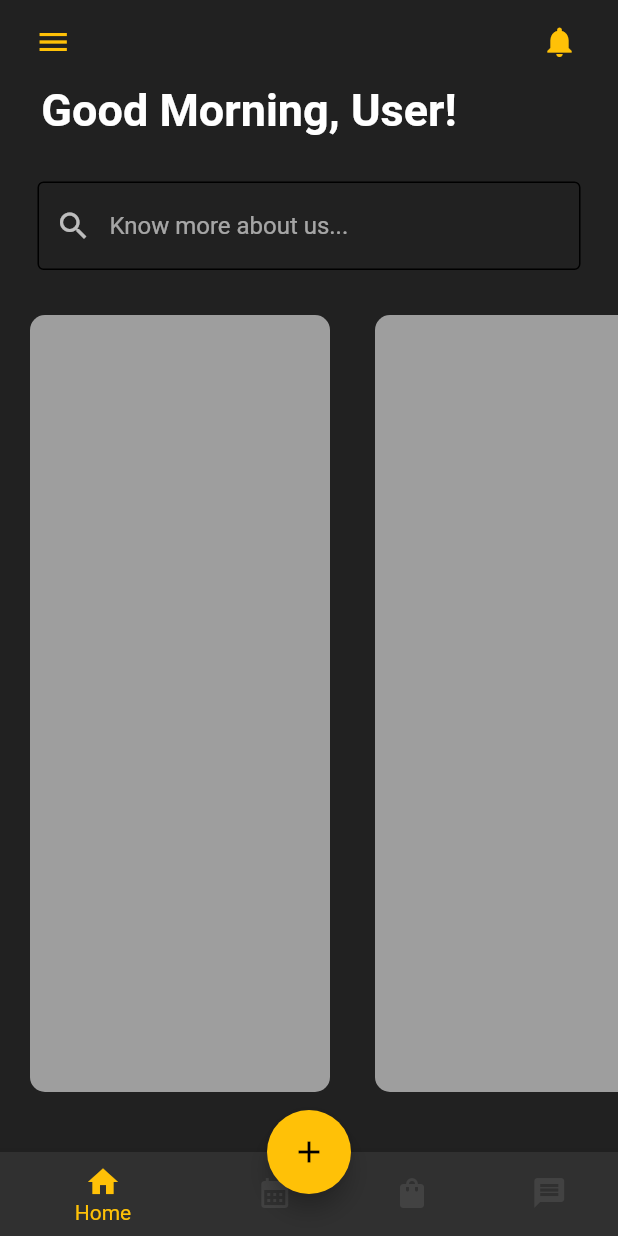
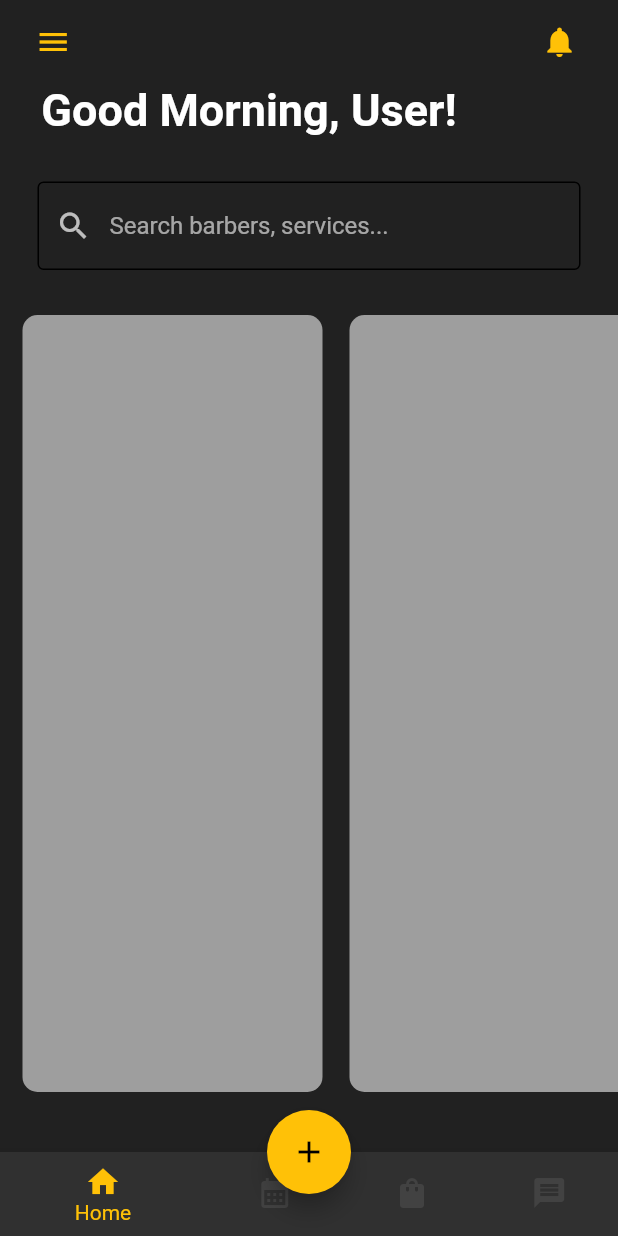
Before and after one commit to alephmanuel/CutzClubApp, a Flutter app: the screen it shows after launch, on a phone screen of 412 x 824 dp. Run offline on Flutter 3.47's test engine with Material 2 defaults, Android fonts, the light colour scheme and no system bars.

Commit message:
Background color change, search bar text hint.

```diff
--- a/flutter_demo/lib/Pages/Appointment.dart
+++ b/flutter_demo/lib/Pages/Appointment.dart
@@ -14,7 +14,7 @@ class _AppointmentPageState extends State<AppointmentPage> {
   Widget build(BuildContext context) {
     return Scaffold
     (
-
+      backgroundColor: Colors.grey[900],
     );
   }
 }
--- a/flutter_demo/lib/Pages/Home.dart
+++ b/flutter_demo/lib/Pages/Home.dart
@@ -41,10 +41,10 @@ class _HomePageState extends State<HomePage> {
             child: TextField(
               decoration: InputDecoration(
                 prefixIcon: Icon(Icons.search), // Add icon inside search bar and behind text field
-                hintText: 'Know more about us...',
+                hintText: 'Search barbers, services...',
                 enabledBorder: OutlineInputBorder(),
                 focusedBorder: OutlineInputBorder(),
-              )
+              ),
             ),
           ),
 
@@ -56,7 +56,7 @@ class _HomePageState extends State<HomePage> {
               scrollDirection: Axis.horizontal,
               children: [
                 Padding(
-                  padding: EdgeInsets.only(right: 10.0, top: 30.0, bottom: 40.0, left: 20.0),
+                  padding: EdgeInsets.only(right: 3.0, top: 30.0, bottom: 40.0, left: 15.0),
                   child: Container(
                     decoration: BoxDecoration(
                       borderRadius: BorderRadius.circular(10.0),
@@ -67,7 +67,7 @@ class _HomePageState extends State<HomePage> {
                   ),
                 ),
                 Padding(
-                  padding: EdgeInsets.only(right: 10.0, top: 30.0, bottom: 40.0, left: 20.0),
+                  padding: EdgeInsets.only(right: 10.0, top: 30.0, bottom: 40.0, left: 15.0),
                   child: Container(
                     decoration: BoxDecoration(
                       borderRadius: BorderRadius.circular(10.0),
```
